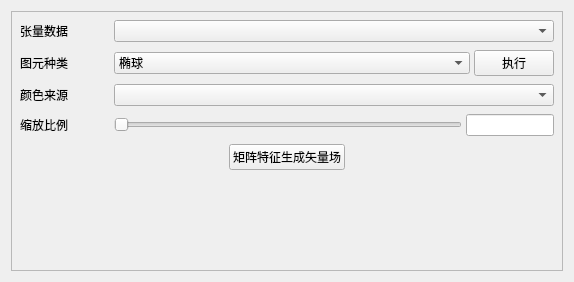
Before: the Qt Designer form Qt/Resources/UI/TensorView.ui in hu-shuhan/editOpeniGame, drawn with Qt 5.
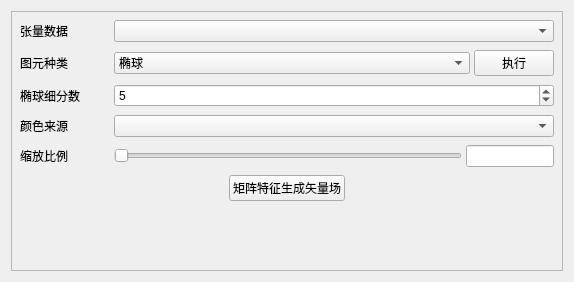
After: the same form once the commit is applied.

Commit message: 为张量场窗口增加椭球细分数设置

Patch:
```diff
--- a/Qt/Resources/UI/TensorView.ui
+++ b/Qt/Resources/UI/TensorView.ui
@@ -161,6 +161,28 @@
          </item>
         </layout>
        </item>
+       <item>
+        <layout class="QHBoxLayout" name="horizontalLayout_SliceNum" stretch="0,1">
+         <property name="spacing"><number>4</number></property>
+         <property name="rightMargin"><number>0</number></property>
+         <item>
+          <widget class="QLabel" name="label_SliceNum">
+           <property name="minimumSize"><size><width>90</width><height>0</height></size></property>
+           <property name="maximumSize"><size><width>90</width><height>16777215</height></size></property>
+           <property name="text"><string>椭球细分数</string></property>
+           <property name="alignment"><set>Qt::AlignLeading|Qt::AlignLeft|Qt::AlignVCenter</set></property>
+          </widget>
+         </item>
+         <item>
+          <widget class="QSpinBox" name="spinBox_SliceNum">
+           <property name="toolTip"><string>数值越大，椭球越平滑，但会增加绘制开销</string></property>
+           <property name="minimum"><number>2</number></property>
+           <property name="maximum"><number>128</number></property>
+           <property name="value"><number>5</number></property>
+          </widget>
+         </item>
+        </layout>
+       </item>
        <item>
         <layout class="QHBoxLayout" name="horizontalLayout_3" stretch="0,1">
          <property name="spacing">
```
The commit also changes 4 other files.
